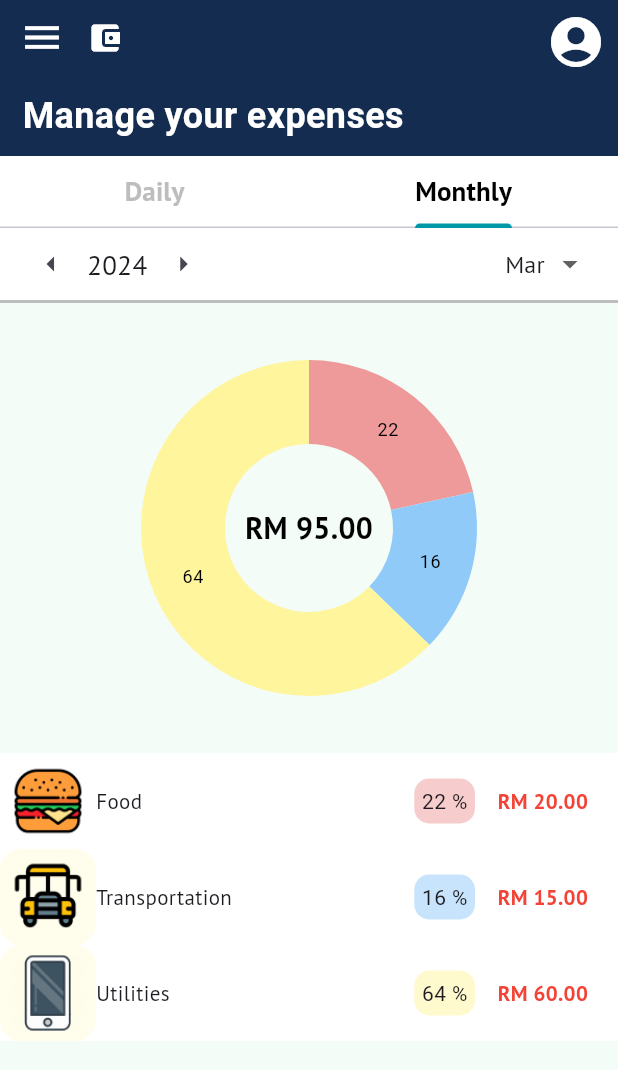
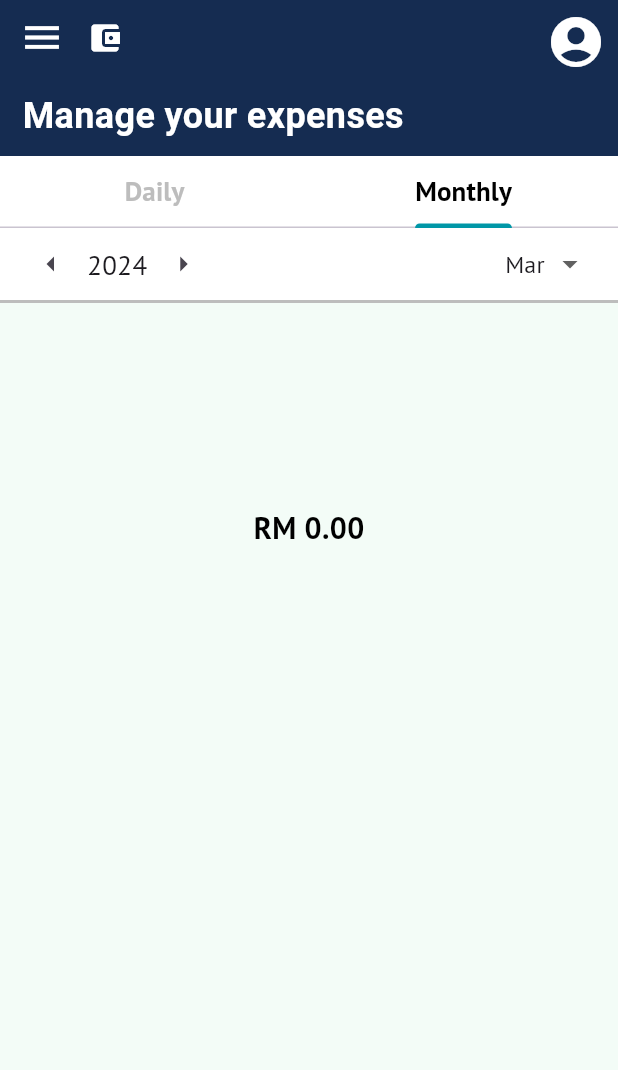
Before and after one commit to junchuan15/vhack2024_Debtstiny, a Flutter app: the BudgetPage screen opened directly with empty values, tab 2 chosen, on a phone screen of 412 x 824 dp. Shown: the top 1070 px of the screen. Run offline on Flutter 3.47's test engine with Material 3 defaults, Android fonts, the phone set to English and light mode, and no system bars; our stand-ins replace syncfusion_flutter_charts.

Commit message:
Done budget page backend

```diff
--- a/lib/Pages/navpages/budget/budget_daily.dart
+++ b/lib/Pages/navpages/budget/budget_daily.dart
@@ -28,7 +28,7 @@ class BudgetDaily extends StatefulWidget {
 
 class BudgetDailyPage extends State<BudgetDaily>{
   DateTime? selectedDate;
-  late List<Expense> expenses;
+  late List<Expense> expenses = [];
   late List<List<Expense>> groupedExpenses = [];
 
   @override
@@ -39,8 +39,6 @@ class BudgetDailyPage extends State<BudgetDaily>{
   @override
   Widget build(BuildContext context) {
     double budget = widget.budget;
-    double totalExpenses = getTotalExpenses();
-    double balance = budget - totalExpenses;
     // Sort expenses by date
     expenses.sort((a, b) => b.date.compareTo(a.date));
     // Function to check if two dates are on the same day
@@ -69,6 +67,9 @@ class BudgetDailyPage extends State<BudgetDaily>{
     if (tempGroup.isNotEmpty) {
       groupedExpenses.add(List.from(tempGroup));
     }
+
+    double totalExpenses = getTotalExpenses();
+    double balance = budget - totalExpenses;
 
     return Scaffold(
       body: Container(
--- a/lib/Pages/navpages/budget/budget_monthly.dart
+++ b/lib/Pages/navpages/budget/budget_monthly.dart
@@ -7,7 +7,9 @@ import 'package:flutter/material.dart';
 import 'package:flutter/widgets.dart';
 
 class BudgetMonthly extends StatefulWidget {
-  const BudgetMonthly({super.key});
+  final List<Expense> expenses;
+  const BudgetMonthly({super.key,
+  required this.expenses});
 
   @override
   State<StatefulWidget> createState() {
@@ -19,15 +21,14 @@ class BudgetMonthlyPage extends State<BudgetMonthly>{
   int currentYear = DateTime.now().year;
   int selectedYear = DateTime.now().year;
   int selectedMonth = DateTime.now().month;
+  late List<Expense> expenses = [];
+  @override
+  void initState() {
+    expenses = widget.expenses;
+    super.initState();
+  }
   @override
   Widget build(BuildContext context) {
-    Expense e1 = Expense(category: ExpenseCategory.Food, description: 'Lunch', amount: 20, date: DateTime.parse('2024-03-17 10:30:00'));
-    Expense e2 = Expense(category: ExpenseCategory.Transportation, description: 'Grab', amount: 15, date: DateTime.parse('2024-03-20 10:30:00'));
-    Expense e3 = Expense(category: ExpenseCategory.Utilities, description: 'Electric', amount: 60, date: DateTime.parse('2024-03-17 10:30:00'));
-    Expense e4 = Expense(category: ExpenseCategory.Food, description: 'Dinner', amount: 24, date: DateTime.parse('2024-02-17 10:30:00'));
-    Expense e5 = Expense(category: ExpenseCategory.Others, description: 'Clothes', amount: 100, date: DateTime.parse('2024-02-18 10:30:00'));
-    List<Expense> expenses = [e1, e2, e3, e4, e5];
-
     List<String> months = [
       'Jan', 'Feb', 'Mar', 'Apr', 'May', 'Jun',
       'July', 'Aug', 'Sept', 'Oct', 'Nov', 'Dec'
--- a/lib/Pages/navpages/budget_page.dart
+++ b/lib/Pages/navpages/budget_page.dart
@@ -21,10 +21,12 @@ class BudgetPage extends StatefulWidget {
 }
 
 class BudgetPageState extends State<BudgetPage> with SingleTickerProviderStateMixin{
+  late List<Expense> expenses = [];
   late TabController tabController;
   @override
   void initState() {
     tabController = TabController(length: 2, vsync: this);
+    expenses = widget.expenses;
     super.initState();
   }
   @override
@@ -105,9 +107,9 @@ class BudgetPageState extends State<BudgetPage> with SingleTickerProviderStateMi
           children: [
             BudgetDaily(
               budget: widget.budget,
-              expenses: widget.expenses,
+              expenses: expenses,
             ),
-            BudgetMonthly(),
+            BudgetMonthly(expenses: expenses,),
           ],
           controller: tabController,
         )
@@ -155,7 +157,7 @@ class BudgetPageState extends State<BudgetPage> with SingleTickerProviderStateMi
                     Navigator.pushReplacement(
                       context,
                       MaterialPageRoute(
-                        builder: (context) => MainPage(index: 2,budget: amount,expense: widget.expenses,),
+                        builder: (context) => MainPage(index: 2,budget: amount,expense: expenses,),
                       ),
                     );
                   },
```
